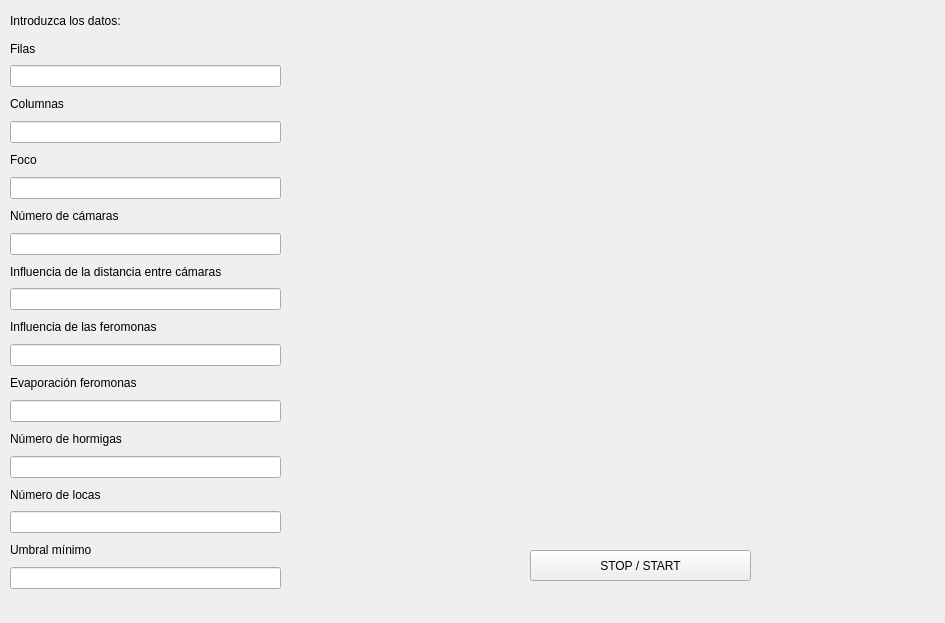
Before: the Qt Designer form camerasWindow.ui in CristinaMG/Bioinspirada, drawn with Qt 5.
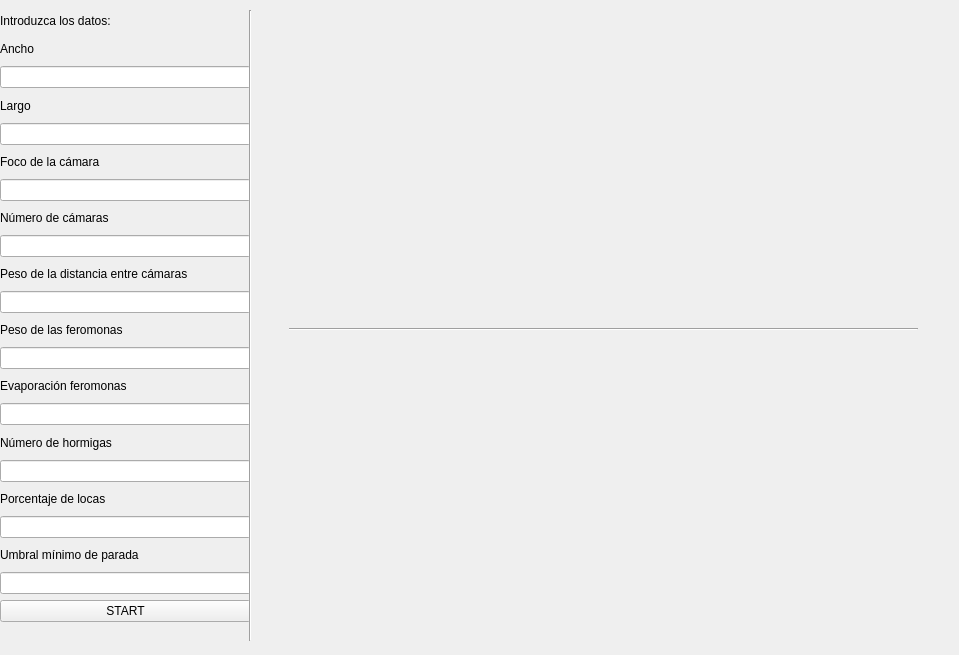
After: the same form once the commit is applied.

Commit message: Crea la ventana con la sala

Patch:
```diff
--- a/camerasWindow.ui
+++ b/camerasWindow.ui
@@ -6,33 +6,32 @@
    <rect>
     <x>0</x>
     <y>0</y>
-    <width>945</width>
-    <height>623</height>
+    <width>959</width>
+    <height>655</height>
    </rect>
   </property>
+  <property name="sizePolicy">
+   <sizepolicy hsizetype="MinimumExpanding" vsizetype="MinimumExpanding">
+    <horstretch>0</horstretch>
+    <verstretch>0</verstretch>
+   </sizepolicy>
+  </property>
+  <property name="maximumSize">
+   <size>
+    <width>16777215</width>
+    <height>16777215</height>
+   </size>
+  </property>
   <property name="windowTitle">
    <string>Distribución de cámaras</string>
   </property>
-  <widget class="QPushButton" name="button">
-   <property name="geometry">
-    <rect>
-     <x>530</x>
-     <y>550</y>
-     <width>221</width>
-     <height>31</height>
-    </rect>
-   </property>
-   <property name="text">
-    <string>STOP / START</string>
-   </property>
-  </widget>
   <widget class="QWidget" name="verticalLayoutWidget">
    <property name="geometry">
     <rect>
-     <x>10</x>
+     <x>0</x>
      <y>10</y>
-     <width>271</width>
-     <height>579</height>
+     <width>251</width>
+     <height>612</height>
     </rect>
    </property>
    <layout class="QVBoxLayout" name="verticalLayout">
@@ -46,7 +45,7 @@
     <item>
      <widget class="QLabel" name="label_9">
       <property name="text">
-       <string>Filas</string>
+       <string>Ancho</string>
       </property>
      </widget>
     </item>
@@ -56,7 +55,7 @@
     <item>
      <widget class="QLabel" name="label_10">
       <property name="text">
-       <string>Columnas</string>
+       <string>Largo</string>
       </property>
      </widget>
     </item>
@@ -66,7 +65,7 @@
     <item>
      <widget class="QLabel" name="label_11">
       <property name="text">
-       <string>Foco</string>
+       <string>Foco de la cámara</string>
       </property>
      </widget>
     </item>
@@ -86,7 +85,7 @@
     <item>
      <widget class="QLabel" name="label_5">
       <property name="text">
-       <string>Influencia de la distancia entre cámaras</string>
+       <string>Peso de la distancia entre cámaras</string>
       </property>
      </widget>
     </item>
@@ -96,7 +95,7 @@
     <item>
      <widget class="QLabel" name="label_4">
       <property name="text">
-       <string>Influencia de las feromonas</string>
+       <string>Peso de las feromonas</string>
       </property>
      </widget>
     </item>
@@ -126,7 +125,7 @@
     <item>
      <widget class="QLabel" name="label_8">
       <property name="text">
-       <string>Número de locas</string>
+       <string>Porcentaje de locas</string>
       </property>
      </widget>
     </item>
@@ -136,23 +135,65 @@
     <item>
      <widget class="QLabel" name="label_13">
       <property name="text">
-       <string>Umbral mínimo</string>
+       <string>Umbral mínimo de parada</string>
       </property>
      </widget>
     </item>
     <item>
      <widget class="QLineEdit" name="minThreshold"/>
     </item>
+    <item>
+     <widget class="QPushButton" name="button">
+      <property name="text">
+       <string>START</string>
+      </property>
+     </widget>
+    </item>
    </layout>
   </widget>
   <widget class="QWidget" name="widget" native="true">
    <property name="geometry">
     <rect>
-     <x>320</x>
-     <y>40</y>
-     <width>541</width>
-     <height>431</height>
+     <x>289</x>
+     <y>9</y>
+     <width>631</width>
+     <height>631</height>
     </rect>
+   </property>
+   <layout class="QVBoxLayout" name="imagesLayout">
+    <item>
+     <widget class="QWidget" name="image" native="true"/>
+    </item>
+    <item>
+     <widget class="QWidget" name="pheromones" native="true">
+      <widget class="Line" name="line_2">
+       <property name="geometry">
+        <rect>
+         <x>0</x>
+         <y>0</y>
+         <width>629</width>
+         <height>3</height>
+        </rect>
+       </property>
+       <property name="orientation">
+        <enum>Qt::Horizontal</enum>
+       </property>
+      </widget>
+     </widget>
+    </item>
+   </layout>
+  </widget>
+  <widget class="Line" name="line">
+   <property name="geometry">
+    <rect>
+     <x>240</x>
+     <y>10</y>
+     <width>20</width>
+     <height>631</height>
+    </rect>
+   </property>
+   <property name="orientation">
+    <enum>Qt::Vertical</enum>
    </property>
   </widget>
  </widget>
```
Left out of the diff: 8 changed lines with no effect on the pictures. The commit also changes 5 other files.
